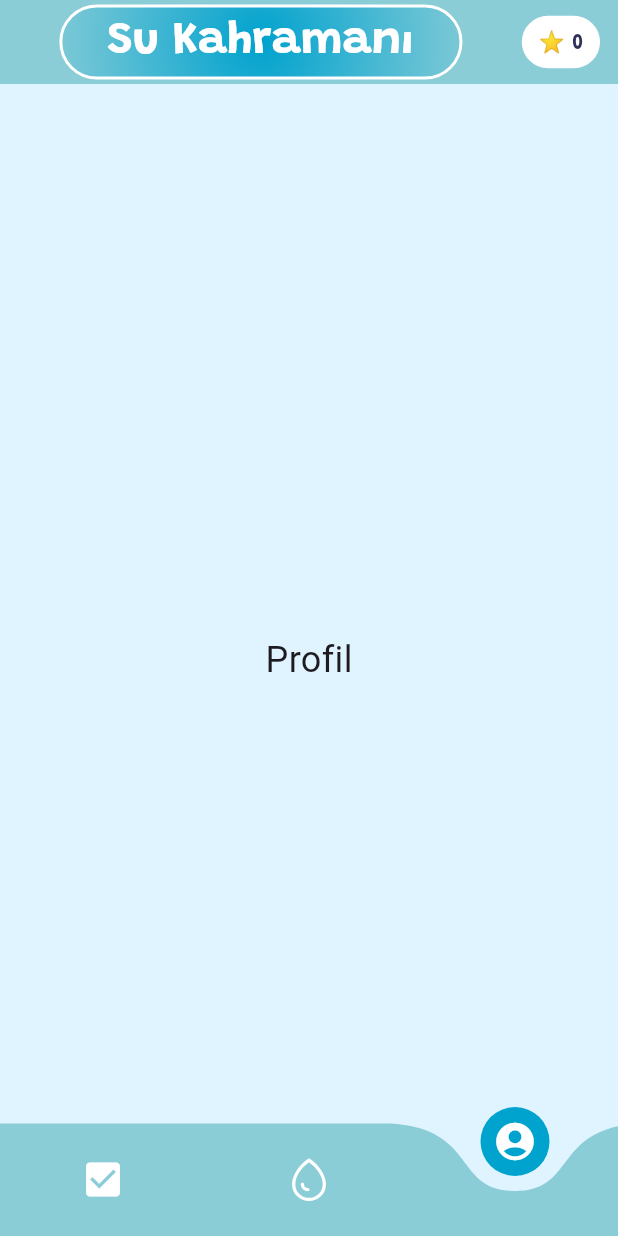
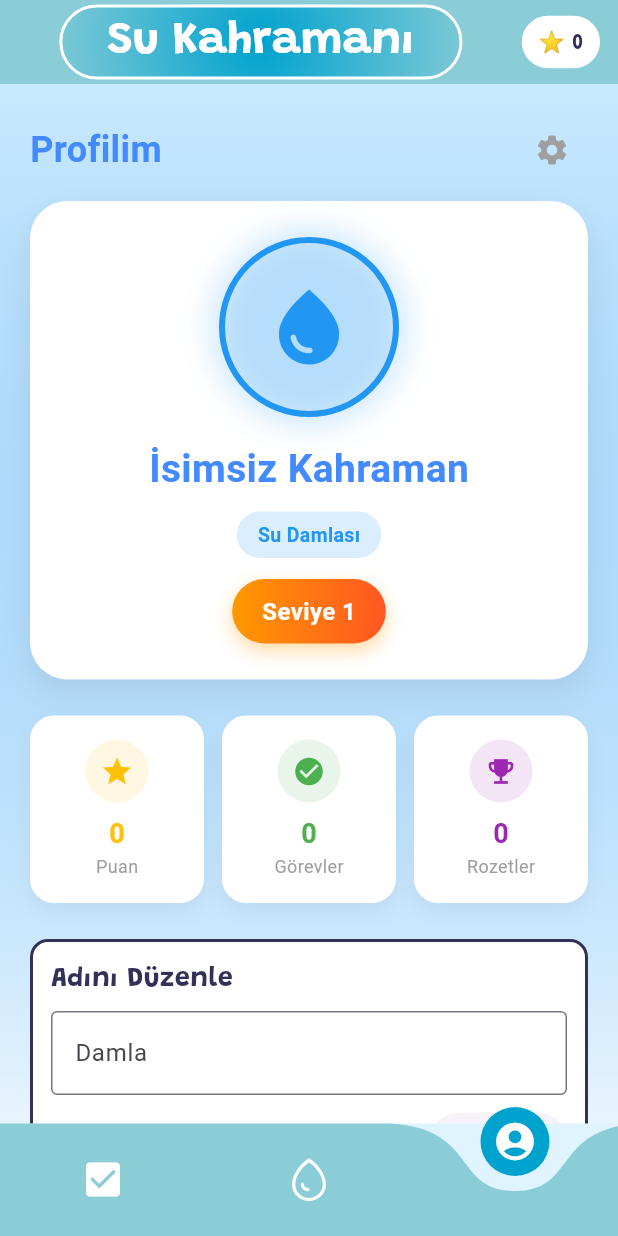
Before and after one commit to Ygms/FinalCase, a Flutter app: the screen it shows after launch, item 3 of the bottom bar chosen, on a phone screen of 412 x 824 dp. Run offline on Flutter 3.47's test engine with Material 3 defaults, Android fonts, the light colour scheme and no system bars; drawn by our look-alikes of curved_navigation_bar; our stand-ins replace flutter_svg, shared_preferences, typewritertext.

Commit message:
Profil sayfası eklendi

```diff
--- a/su_kahramani/lib/home_page.dart
+++ b/su_kahramani/lib/home_page.dart
@@ -4,6 +4,7 @@ import 'package:flutter_svg/flutter_svg.dart';
 import 'package:su_kahramani/story_levels/story_brush.dart';
 import 'package:typewritertext/typewritertext.dart';
 import 'package:shared_preferences/shared_preferences.dart';
+import 'package:su_kahramani/profile/profile_tab.dart';
 
 class HomePage extends StatefulWidget {
   final String? initialName;
@@ -19,12 +20,25 @@ class _HomePageState extends State<HomePage> with SingleTickerProviderStateMixin
   late Animation<double> _animation;
   int _currentIndex = 1;
   String _userName = "";
+  int _selectedAvatarIndex = 0;
 
   // Yeni: görev listesi
   late List<Task> _tasks;
 
+  final List<Map<String, dynamic>> kAvatars = [
+    {'icon': Icons.water_drop, 'color': Colors.blue, 'name': 'Su Damlası'},
+    {'icon': Icons.eco, 'color': Colors.green, 'name': 'Doğa Dostu'},
+    {'icon': Icons.wb_sunny, 'color': Colors.orange, 'name': 'Güneş'},
+    {'icon': Icons.star, 'color': Colors.purple, 'name': 'Yıldız'},
+    {'icon': Icons.favorite, 'color': Colors.pink, 'name': 'Kalp'},
+    {'icon': Icons.flash_on, 'color': Colors.yellow, 'name': 'Şimşek'},
+  ];
+
   // Tamamlanan görevlerin puanları
   int get totalPoints => _tasks.where((t) => t.done).fold(0, (sum, t) => sum + t.points);
+  int get tasksDoneCount => _tasks.where((t) => t.done).length;
+  int get badgeCount => 0; // Şimdilik 0, rozet sistemi eklenince güncellenir.
+  int get ranking => (totalPoints ~/ 50) + 1; // Örn: her 50 puan = +1 seviye
 
 
 
@@ -210,9 +224,21 @@ class _HomePageState extends State<HomePage> with SingleTickerProviderStateMixin
           ],
         ),
       ),
-      Center(
-        child: Text("Profil", style: TextStyle(fontSize: 24)),
+      // 3. SAYFA: Profil sekmesi
+      ProfileTab(
+        userName: _userName,
+        totalPoints: totalPoints,
+        tasksDoneCount: tasksDoneCount,
+        badgeCount: badgeCount,
+        avatar: kAvatars[_selectedAvatarIndex],
+        ranking: ranking,
+        onNameChanged: (newName) async {
+          setState(() { _userName = newName; });
+          await _saveName(newName); // Zaten sende var
+        },
+        onResetToday: _resetAllTasks, // Aşağıda veriyoruz
       ),
+
     ];
     return Scaffold(
       extendBody: true,
@@ -222,6 +248,18 @@ class _HomePageState extends State<HomePage> with SingleTickerProviderStateMixin
       bottomNavigationBar: _navigationBar(context),
     );
   }
+
+  /// Tüm görevleri 'tamamlanmadı' durumuna çeker ve kalıcı kaydeder.
+  /// Profil sekmesindeki "Bugünü Sıfırla" butonu bunu çağırır.
+  void _resetAllTasks() {
+    setState(() {
+      for (final t in _tasks) {
+        t.done = false;
+      }
+    });
+    _saveChecklistStates();
+  }
+
 
   Column _checkList() {
     return Column(
--- /dev/null
+++ b/su_kahramani/lib/profile/profile_tab.dart
@@ -0,0 +1,396 @@
+import 'package:flutter/material.dart';
+import 'game_menu_page.dart'; // Aşağıda 2. adımda ekleyeceğiz
+
+/// HomePage'in 3. sekmesinde gösterilecek profil içeriği.
+/// Not: Burada Scaffold KULLANMIYORUZ; HomePage zaten bir Scaffold sağlıyor.
+class ProfileTab extends StatefulWidget {
+  /// Dışarıdan gelen veriler (HomePage'den):
+  final String userName;                 // Mevcut kullanıcı adı
+  final int totalPoints;                 // Toplam puan (görevlerden)
+  final int tasksDoneCount;              // Tamamlanan görev sayısı (UI istatistiği için)
+  final int badgeCount;                  // Rozet sayısı (şimdilik 0 olabilir)
+  final Map<String, dynamic> avatar;     // Seçili avatar (renk+ikon+ad)
+  final int ranking;                     // Seviye (örn: totalPoints/50 + 1)
+
+  /// Profilde yapılan değişikliklerin HomePage'e bildirilmesi için callback'ler:
+  final ValueChanged<String> onNameChanged; // Ad güncelleme
+  final VoidCallback onResetToday;          // Bugünkü görevleri sıfırla
+
+  const ProfileTab({
+    Key? key,
+    required this.userName,
+    required this.totalPoints,
+    required this.tasksDoneCount,
+    required this.badgeCount,
+    required this.avatar,
+    required this.ranking,
+    required this.onNameChanged,
+    required this.onResetToday,
+  }) : super(key: key);
+
+  @override
+  State<ProfileTab> createState() => _ProfileTabState();
+}
+
+class _ProfileTabState extends State<ProfileTab> with TickerProviderStateMixin {
+  late AnimationController _profileAnimationController;
+  late Animation<double> _scaleAnimation;
+  late TextEditingController _nameCtrl;
+
+  @override
+  void initState() {
+    super.initState();
+    // Profil kartı için giriş animasyonu
+    _profileAnimationController = AnimationController(
+      duration: const Duration(milliseconds: 800),
+      vsync: this,
+    );
+    _scaleAnimation = Tween<double>(begin: 0.5, end: 1.0).animate(
+      CurvedAnimation(
+        parent: _profileAnimationController,
+        curve: Curves.elasticOut,
+      ),
+    );
+    _profileAnimationController.forward();
+
+    // Ad düzenleme alanı: mevcut kullanıcı adıyla doldur
+    _nameCtrl = TextEditingController(text: widget.userName);
+  }
+
+  @override
+  void dispose() {
+    _profileAnimationController.dispose();
+    _nameCtrl.dispose();
+    super.dispose();
+  }
+
+  @override
+  Widget build(BuildContext context) {
+    // Sekme içi: Arkaplan gradyanı + içerik listesi
+    return Container(
+      decoration: BoxDecoration(
+        gradient: LinearGradient(
+          begin: Alignment.topCenter,
+          end: Alignment.bottomCenter,
+          colors: [
+            widget.avatar['color'].withOpacity(0.12), // avatar rengiyle uyumlu
+            Colors.white,
+          ],
+        ),
+      ),
+      child: SafeArea(
+        bottom: false,
+        child: ListView(
+          padding: const EdgeInsets.all(20),
+          children: [
+            // Üst başlık satırı (sekme içi olduğu için sade)
+            Row(
+              mainAxisAlignment: MainAxisAlignment.spaceBetween,
+              children: [
+                const Text(
+                  "Profilim",
+                  style: TextStyle(
+                    fontSize: 24,
+                    fontWeight: FontWeight.bold,
+                    color: Colors.blueAccent,
+                  ),
+                ),
+                IconButton(
+                  onPressed: () {
+                    // Ayarlar menüsü ileride eklenebilir
+                  },
+                  icon: const Icon(Icons.settings, color: Colors.grey),
+                ),
+              ],
+            ),
+
+            const SizedBox(height: 10),
+
+            // Profil kartı
+            ScaleTransition(
+              scale: _scaleAnimation,
+              child: Container(
+                width: double.infinity,
+                padding: const EdgeInsets.all(24),
+                decoration: BoxDecoration(
+                  color: Colors.white,
+                  borderRadius: BorderRadius.circular(25),
+                  boxShadow: [
+                    BoxShadow(
+                      color: Colors.black.withOpacity(0.08),
+                      blurRadius: 16,
+                      offset: const Offset(0, 8),
+                    ),
+                  ],
+                ),
+                child: Column(
+                  children: [
+                    // Avatar
+                    Container(
+                      width: 120,
+                      height: 120,
+                      decoration: BoxDecoration(
+                        color: widget.avatar['color'].withOpacity(0.1),
+                        shape: BoxShape.circle,
+                        border: Border.all(
+                          color: widget.avatar['color'],
+                          width: 4,
+                        ),
+                        boxShadow: [
+                          BoxShadow(
+                            color: widget.avatar['color'].withOpacity(0.25),
+                            blurRadius: 18,
+                            spreadRadius: 4,
+                          ),
+                        ],
+                      ),
+                      child: Icon(
+                        widget.avatar['icon'],
+                        size: 60,
+                        color: widget.avatar['color'],
+                      ),
+                    ),
+                    const SizedBox(height: 16),
+
+                    // İsim
+                    Text(
+                      widget.userName.isEmpty ? "İsimsiz Kahraman" : widget.userName,
+                      style: const TextStyle(
+                        fontSize: 26,
+                        fontWeight: FontWeight.bold,
+                        color: Colors.blueAccent,
+                      ),
+                    ),
+                    const SizedBox(height: 10),
+
+                    // Avatar adı etiketi
+                    Container(
+                      padding: const EdgeInsets.symmetric(horizontal: 14, vertical: 6),
+                      decoration: BoxDecoration(
+                        color: widget.avatar['color'].withOpacity(0.16),
+                        borderRadius: BorderRadius.circular(16),
+                      ),
+                      child: Text(
+                        widget.avatar['name'],
+                        style: TextStyle(
+                          fontSize: 13,
+                          fontWeight: FontWeight.w600,
+                          color: widget.avatar['color'],
+                        ),
+                      ),
+                    ),
+                    const SizedBox(height: 14),
+
+                    // Seviye rozeti
+                    Container(
+                      padding: const EdgeInsets.symmetric(horizontal: 20, vertical: 10),
+                      decoration: BoxDecoration(
+                        gradient: const LinearGradient(
+                          colors: [Colors.orange, Colors.deepOrange],
+                        ),
+                        borderRadius: BorderRadius.circular(22),
+                        boxShadow: [
+                          BoxShadow(
+                            color: Colors.orange.withOpacity(0.35),
+                            blurRadius: 10,
+                            offset: const Offset(0, 5),
+                          ),
+                        ],
+                      ),
+                      child: Text(
+                        "Seviye ${widget.ranking}",
+                        style: const TextStyle(
+                          fontSize: 16,
+                          fontWeight: FontWeight.bold,
+                          color: Colors.white,
+                        ),
+                      ),
+                    ),
+                  ],
+                ),
+              ),
+            ),
+
+            const SizedBox(height: 24),
+
+            // İstatistikler
+            Row(
+              children: [
+                Expanded(child: _buildStatCard("Puan", widget.totalPoints.toString(), Icons.star, Colors.amber)),
+                const SizedBox(width: 12),
+                Expanded(child: _buildStatCard("Görevler", widget.tasksDoneCount.toString(), Icons.check_circle, Colors.green)),
+                const SizedBox(width: 12),
+                Expanded(child: _buildStatCard("Rozetler", widget.badgeCount.toString(), Icons.emoji_events, Colors.purple)),
+              ],
+            ),
+
+            const SizedBox(height: 24),
+
+            // Adı düzenleme kartı
+            _buildNameEditCard(context),
+
+            const SizedBox(height: 16),
+
+            // İşlemler kartı
+            _buildActionsCard(context),
+          ],
+        ),
+      ),
+    );
+  }
+
+  /// Küçük istatistik kartı (puan / görev / rozet)
+  Widget _buildStatCard(String title, String value, IconData icon, Color color) {
+    return Container(
+      padding: const EdgeInsets.all(16),
+      decoration: BoxDecoration(
+        color: Colors.white,
+        borderRadius: BorderRadius.circular(16),
+        boxShadow: [
+          BoxShadow(
+            color: Colors.black.withOpacity(0.05),
+            blurRadius: 10,
+            offset: const Offset(0, 5),
+          ),
+        ],
+      ),
+      child: Column(
+        children: [
+          Container(
+            padding: const EdgeInsets.all(10),
+            decoration: BoxDecoration(
+              color: color.withOpacity(0.12),
+              shape: BoxShape.circle,
+            ),
+            child: Icon(icon, size: 22, color: color),
+          ),
+          const SizedBox(height: 8),
+          Text(
+            value,
+            style: TextStyle(
+              fontSize: 18,
+              fontWeight: FontWeight.bold,
+              color: color,
+            ),
+          ),
+          Text(
+            title,
+            style: const TextStyle(fontSize: 12, color: Colors.grey),
+          ),
+        ],
+      ),
+    );
+  }
+
+  /// Adı düzenlemeye yarayan kart (input + kaydet butonu).
+  /// Kaydet'e basınca, düzeltip parent'a bildirir (onNameChanged).
+  Widget _buildNameEditCard(BuildContext context) {
+    return Container(
+      padding: const EdgeInsets.all(12),
+      decoration: BoxDecoration(
+        color: Colors.white,
+        borderRadius: BorderRadius.circular(12),
+        border: Border.all(color: const Color.fromARGB(255, 50, 50, 89), width: 2),
+      ),
+      child: Column(
+        crossAxisAlignment: CrossAxisAlignment.start,
+        children: [
+          const Text(
+            'Adını Düzenle',
+            style: TextStyle(
+              fontFamily: "Grandstander",
+              fontSize: 18,
+              color: Color.fromARGB(255, 50, 50, 89),
+              fontWeight: FontWeight.bold,
+            ),
+          ),
+          const SizedBox(height: 8),
+          TextField(
+            controller: _nameCtrl,
+            decoration: const InputDecoration(
+              hintText: 'Damla',
+              border: OutlineInputBorder(),
+            ),
+          ),
+          const SizedBox(height: 8),
+          Align(
+            alignment: Alignment.centerRight,
+            child: ElevatedButton(
+              onPressed: () {
+                final fixed = _fixCasing(_nameCtrl.text);
+                widget.onNameChanged(fixed); // HomePage'e bildir
+                ScaffoldMessenger.of(context).showSnackBar(
+                  const SnackBar(content: Text('Ad güncellendi')),
+                );
+              },
+              child: const Text('Kaydet'),
+            ),
+          ),
+        ],
+      ),
+    );
+  }
+
+  /// İşlemler (Bugünü sıfırla + Oyuna Başla vb.)
+  Widget _buildActionsCard(BuildContext context) {
+    return Container(
+      padding: const EdgeInsets.all(12),
+      decoration: BoxDecoration(
+        color: Colors.white,
+        borderRadius: BorderRadius.circular(12),
+        border: Border.all(color: const Color.fromARGB(255, 50, 50, 89), width: 2),
+      ),
+      child: Column(
+        crossAxisAlignment: CrossAxisAlignment.start,
+        children: [
+          const Text(
+            'İşlemler',
+            style: TextStyle(
+              fontFamily: "Grandstander",
+              fontSize: 18,
+              color: Color.fromARGB(255, 50, 50, 89),
+              fontWeight: FontWeight.bold,
+            ),
+          ),
+          const SizedBox(height: 8),
+          ElevatedButton(
+            onPressed: () {
+              widget.onResetToday(); // HomePage'de görevleri sıfırlar
+              ScaffoldMessenger.of(context).showSnackBar(
+                const SnackBar(content: Text('Bugünkü görevler sıfırlandı')),
+              );
+            },
+            child: const Text('Bugünü Sıfırla'),
+          ),
+          const SizedBox(height: 8),
+          ElevatedButton.icon(
+            onPressed: () {
+              // Tam ekran bir menü sayfasına gidebilir (route)
+              Navigator.push(
+                context,
+                MaterialPageRoute(
+                  builder: (_) => GameMenuPage(
+                    playerName: widget.userName,
+                    avatar: widget.avatar,
+                    ranking: widget.ranking,
+                  ),
+                ),
+              );
+            },
+            icon: const Icon(Icons.play_arrow),
+            label: const Text('Oyuna Başla'),
+          ),
+        ],
+      ),
+    );
+  }
+
+  /// Adın ilk harfini büyüt, kalanını küçült (TR karakterlerine saygılı)
+  String _fixCasing(String name) {
+    final trimmed = name.trim();
+    if (trimmed.isEmpty) return '';
+    final first = trimmed.characters.first.toUpperCase();
+    final rest = trimmed.substring(first.length).toLowerCase();
+    return '$first$rest';
+  }
+}
```
Also changed, not shown: su_kahramani/lib/profile/game_menu_page.dart (added, +271 -0 lines).
